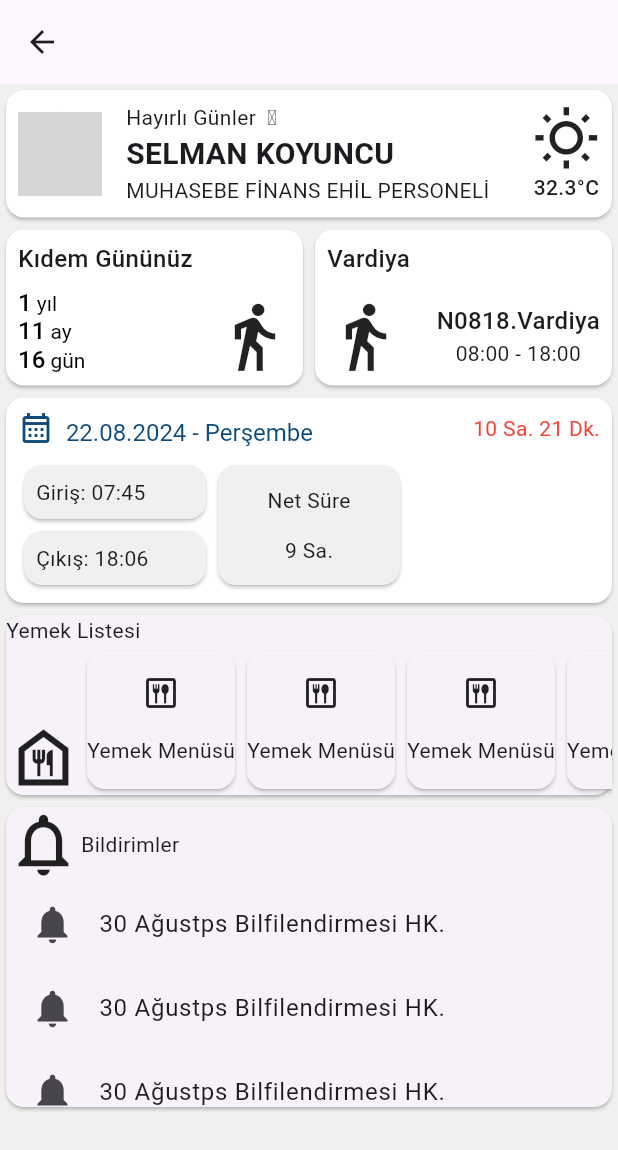
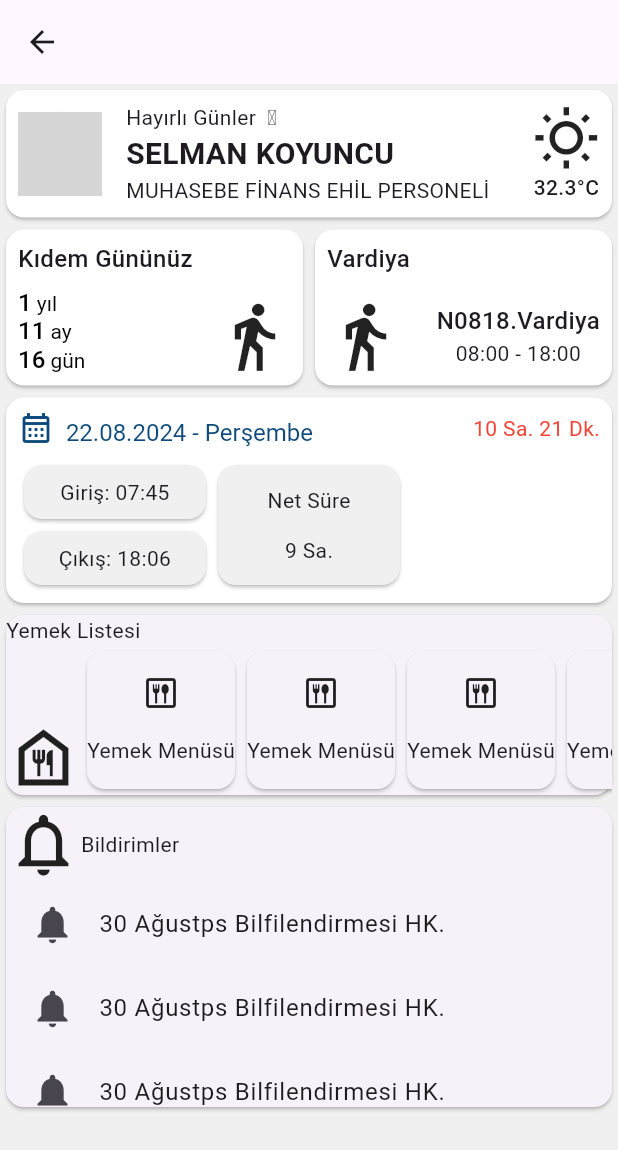
Before and after one commit to PenguBey/opak_mobile, a Flutter app: the MainMenuView screen opened directly, on a phone screen of 412 x 824 dp. Shown: the top 1150 px of the screen. Run offline on Flutter 3.47's test engine with Material 3 defaults, Android fonts, the phone set to English and light mode, and no system bars; our stand-ins replace fl_chart; network calls fail; grey boxes are pictures that could not be loaded.

Commit message:
yemek listesi

```diff
--- a/lib/views/main_menu_view.dart
+++ b/lib/views/main_menu_view.dart
@@ -5,6 +5,7 @@ import '../widgets/kidem_gunu_widget.dart';
 import '../widgets/sure_widget.dart';
 import '../widgets/user_tile_widget.dart';
 import '../widgets/vardiya_widget.dart';
+import '../widgets/yemek_listesi_widget.dart';
 
 class MainMenuView extends StatelessWidget {
   const MainMenuView({super.key});
@@ -29,44 +30,7 @@ class MainMenuView extends StatelessWidget {
             ),
           ),
           const SureWidget(),
-          Card(
-            child: Column(
-              crossAxisAlignment: CrossAxisAlignment.start,
-              children: [
-                const Text("Yemek Listesi"),
-                Row(
-                  crossAxisAlignment: CrossAxisAlignment.end,
-                  children: [
-                    const Icon(
-                      Icons.food_bank_outlined,
-                      size: 50,
-                    ),
-                    Expanded(
-                      child: SizedBox(
-                        height: 100,
-                        child: ListView.builder(
-                          itemCount: 5,
-                          scrollDirection: Axis.horizontal,
-                          itemBuilder: (context, index) {
-                            return const Card(
-                              child: Column(
-                                mainAxisAlignment:
-                                    MainAxisAlignment.spaceEvenly,
-                                children: [
-                                  Icon(Icons.dining_outlined),
-                                  Text("Yemek Menüsü")
-                                ],
-                              ),
-                            );
-                          },
-                        ),
-                      ),
-                    ),
-                  ],
-                )
-              ],
-            ),
-          ),
+          const YemekListesiWidget(),
           Card(
             child: Column(
               children: [
--- a/lib/widgets/sure_widget.dart
+++ b/lib/widgets/sure_widget.dart
@@ -59,7 +59,10 @@ class SureWidget extends StatelessWidget {
                             color: ColorCon.backGround,
                             child: Padding(
                               padding: EdgeInsets.all(8.0),
-                              child: Text("Giriş: 07:45"),
+                              child: Text(
+                                "Giriş: 07:45",
+                                textAlign: TextAlign.center,
+                              ),
                             ),
                           ),
                         ),
@@ -69,7 +72,8 @@ class SureWidget extends StatelessWidget {
                             color: ColorCon.backGround,
                             child: Padding(
                               padding: EdgeInsets.all(8.0),
-                              child: Text("Çıkış: 18:06"),
+                              child: Text("Çıkış: 18:06",
+                                  textAlign: TextAlign.center),
                             ),
                           ),
                         ),
--- /dev/null
+++ b/lib/widgets/yemek_listesi_widget.dart
@@ -0,0 +1,48 @@
+import 'package:flutter/material.dart';
+
+class YemekListesiWidget extends StatelessWidget {
+  const YemekListesiWidget({
+    super.key,
+  });
+
+  @override
+  Widget build(BuildContext context) {
+    return Card(
+      child: Column(
+        crossAxisAlignment: CrossAxisAlignment.start,
+        children: [
+          const Text("Yemek Listesi"),
+          Row(
+            crossAxisAlignment: CrossAxisAlignment.end,
+            children: [
+              const Icon(
+                Icons.food_bank_outlined,
+                size: 50,
+              ),
+              Expanded(
+                child: SizedBox(
+                  height: 100,
+                  child: ListView.builder(
+                    itemCount: 5,
+                    scrollDirection: Axis.horizontal,
+                    itemBuilder: (context, index) {
+                      return const Card(
+                        child: Column(
+                          mainAxisAlignment: MainAxisAlignment.spaceEvenly,
+                          children: [
+                            Icon(Icons.dining_outlined),
+                            Text("Yemek Menüsü")
+                          ],
+                        ),
+                      );
+                    },
+                  ),
+                ),
+              ),
+            ],
+          )
+        ],
+      ),
+    );
+  }
+}
```
